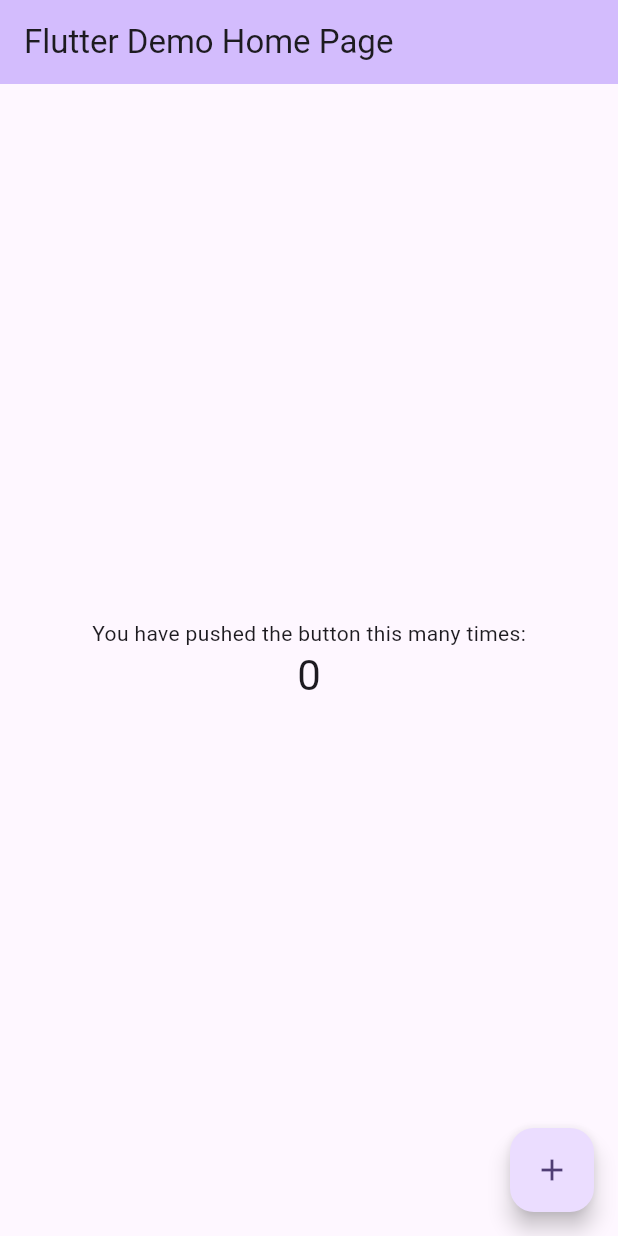
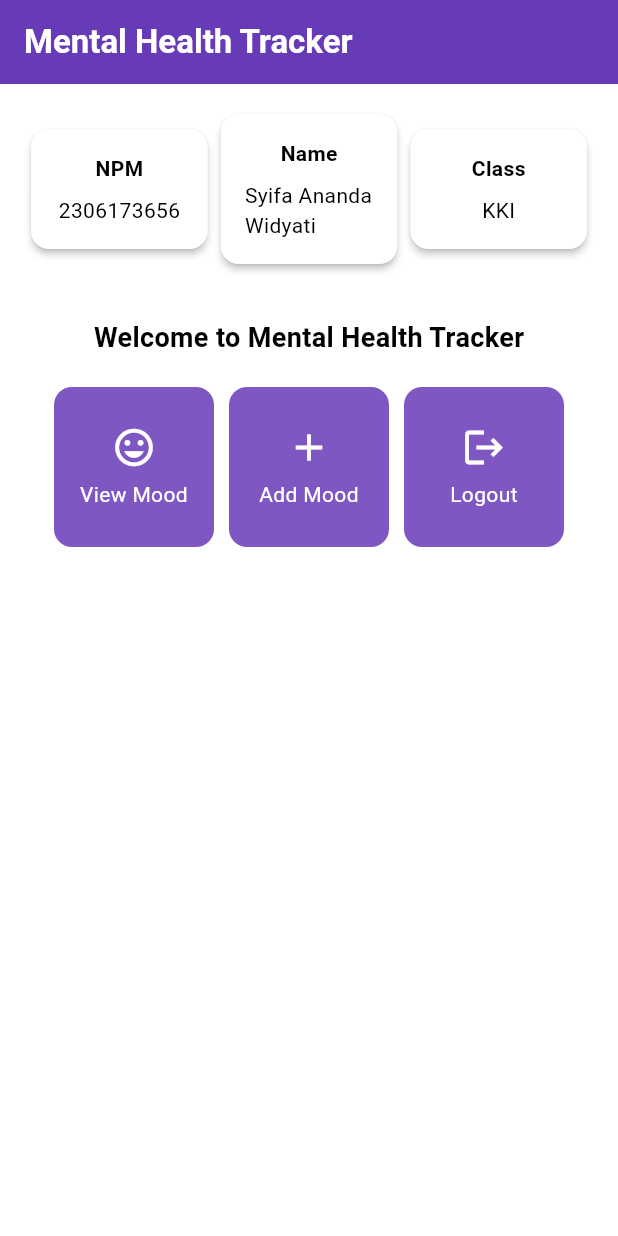
Before and after one commit to syifa-ananda/mental-health-tracker-mobile, a Flutter app: the screen it shows after launch, on a phone screen of 412 x 824 dp. Run offline on Flutter 3.47's test engine with Material 3 defaults, Android fonts, the phone set to English and light mode, and no system bars.

Commit message:
finished tutorial 6

```diff
--- a/lib/main.dart
+++ b/lib/main.dart
@@ -1,4 +1,5 @@
 import 'package:flutter/material.dart';
+import 'package:mental_health_tracker/menu.dart';
 
 void main() {
   runApp(const MyApp());
@@ -28,98 +29,11 @@ class MyApp extends StatelessWidget {
         //
         // This works for code too, not just values: Most code changes can be
         // tested with just a hot reload.
-        colorScheme: ColorScheme.fromSeed(seedColor: Colors.deepPurple),
-        useMaterial3: true,
+        colorScheme: ColorScheme.fromSwatch(
+              primarySwatch: Colors.deepPurple,
+        ).copyWith(secondary: Colors.deepPurple[400]),
       ),
-      home: const MyHomePage(title: 'Flutter Demo Home Page'),
+      home:  MyHomePage(),
     );
   }
 }
-
-class MyHomePage extends StatefulWidget {
-  const MyHomePage({super.key, required this.title});
-
-  // This widget is the home page of your application. It is stateful, meaning
-  // that it has a State object (defined below) that contains fields that affect
-  // how it looks.
-
-  // This class is the configuration for the state. It holds the values (in this
-  // case the title) provided by the parent (in this case the App widget) and
-  // used by the build method of the State. Fields in a Widget subclass are
-  // always marked "final".
-
-  final String title;
-
-  @override
-  State<MyHomePage> createState() => _MyHomePageState();
-}
-
-class _MyHomePageState extends State<MyHomePage> {
-  int _counter = 0;
-
-  void _incrementCounter() {
-    setState(() {
-      // This call to setState tells the Flutter framework that something has
-      // changed in this State, which causes it to rerun the build method below
-      // so that the display can reflect the updated values. If we changed
-      // _counter without calling setState(), then the build method would not be
-      // called again, and so nothing would appear to happen.
-      _counter++;
-    });
-  }
-
-  @override
-  Widget build(BuildContext context) {
-    // This method is rerun every time setState is called, for instance as done
-    // by the _incrementCounter method above.
-    //
-    // The Flutter framework has been optimized to make rerunning build methods
-    // fast, so that you can just rebuild anything that needs updating rather
-    // than having to individually change instances of widgets.
-    return Scaffold(
-      appBar: AppBar(
-        // TRY THIS: Try changing the color here to a specific color (to
-        // Colors.amber, perhaps?) and trigger a hot reload to see the AppBar
-        // change color while the other colors stay the same.
-        backgroundColor: Theme.of(context).colorScheme.inversePrimary,
-        // Here we take the value from the MyHomePage object that was created by
-        // the App.build method, and use it to set our appbar title.
-        title: Text(widget.title),
-      ),
-      body: Center(
-        // Center is a layout widget. It takes a single child and positions it
-        // in the middle of the parent.
-        child: Column(
-          // Column is also a layout widget. It takes a list of children and
-          // arranges them vertically. By default, it sizes itself to fit its
-          // children horizontally, and tries to be as tall as its parent.
-          //
-          // Column has various properties to control how it sizes itself and
-          // how it positions its children. Here we use mainAxisAlignment to
-          // center the children vertically; the main axis here is the vertical
-          // axis because Columns are vertical (the cross axis would be
-          // horizontal).
-          //
-          // TRY THIS: Invoke "debug painting" (choose the "Toggle Debug Paint"
-          // action in the IDE, or press "p" in the console), to see the
-          // wireframe for each widget.
-          mainAxisAlignment: MainAxisAlignment.center,
-          children: <Widget>[
-            const Text(
-              'You have pushed the button this many times:',
-            ),
-            Text(
-              '$_counter',
-              style: Theme.of(context).textTheme.headlineMedium,
-            ),
-          ],
-        ),
-      ),
-      floatingActionButton: FloatingActionButton(
-        onPressed: _incrementCounter,
-        tooltip: 'Increment',
-        child: const Icon(Icons.add),
-      ), // This trailing comma makes auto-formatting nicer for build methods.
-    );
-  }
-}
--- /dev/null
+++ b/lib/menu.dart
@@ -0,0 +1,187 @@
+import 'package:flutter/material.dart';
+
+class MyHomePage extends StatelessWidget {
+    final String npm = '2306173656'; // NPM
+    final String name = 'Syifa Ananda Widyati'; // Name
+    final String className = 'KKI'; // Class
+    final List<ItemHomepage> items = [
+         ItemHomepage("View Mood", Icons.mood),
+         ItemHomepage("Add Mood", Icons.add),
+         ItemHomepage("Logout", Icons.logout),
+     ];
+    MyHomePage({super.key});
+
+    @override
+    Widget build(BuildContext context) {
+      // Scaffold provides the basic structure of the page with the AppBar and body.
+      return Scaffold(
+        // AppBar is the top part of the page that displays the title.
+        appBar: AppBar(
+          // The title of the application "Mental Health Tracker" with white text and bold font.
+          title: const Text(
+            'Mental Health Tracker',
+            style: TextStyle(
+              color: Colors.white,
+              fontWeight: FontWeight.bold,
+            ),
+          ),
+          // The background color of the AppBar is obtained from the application theme color scheme.
+          backgroundColor: Theme.of(context).colorScheme.primary,
+        ),
+        // Body of the page with paddings around it.
+        body: Padding(
+          padding: const EdgeInsets.all(16.0),
+          // Place the widget vertically in a column.
+          child: Column(
+            crossAxisAlignment: CrossAxisAlignment.center,
+            children: [
+              // Row to display 3 InfoCard horizontally.
+              Row(
+                mainAxisAlignment: MainAxisAlignment.spaceEvenly,
+                children: [
+                  InfoCard(title: 'NPM', content: npm),
+                  InfoCard(title: 'Name', content: name),
+                  InfoCard(title: 'Class', content: className),
+                ],
+              ),
+
+              // Give a vertical space of 16 units.
+              const SizedBox(height: 16.0),
+
+              // Place the following widget in the center of the page.
+              Center(
+                child: Column(
+                  // Place the text and grid item vertically.
+
+                  children: [
+                    // Display the welcome message with bold font and size 18.
+                    const Padding(
+                      padding: EdgeInsets.only(top: 16.0),
+                      child: Text(
+                        'Welcome to Mental Health Tracker',
+                        style: TextStyle(
+                          fontWeight: FontWeight.bold,
+                          fontSize: 18.0,
+                        ),
+                      ),
+                    ),
+
+                    // Grid to display ItemCard in a 3 column grid.
+                    GridView.count(
+                      primary: true,
+                      padding: const EdgeInsets.all(20),
+                      crossAxisSpacing: 10,
+                      mainAxisSpacing: 10,
+                      crossAxisCount: 3,
+                      // To ensure that the grid fits its height.
+                      shrinkWrap: true,
+
+                      // Display ItemCard for each item in the items list.
+                      children: items.map((ItemHomepage item) {
+                        return ItemCard(item);
+                      }).toList(),
+                    ),
+                  ],
+                ),
+              ),
+            ],
+          ),
+        ),
+      );
+    }
+  }
+
+
+class InfoCard extends StatelessWidget {
+  // Card information that displays the title and content.
+
+  final String title;  // Card title.
+  final String content;  // Card content.
+
+  const InfoCard({super.key, required this.title, required this.content});
+
+  @override
+  Widget build(BuildContext context) {
+    return Card(
+      // Create a card box with a shadow.
+      elevation: 2.0,
+      child: Container(
+        // Set the size and spacing within the card.
+        width: MediaQuery.of(context).size.width / 3.5, // Adjust with the width of the device used.
+        padding: const EdgeInsets.all(16.0),
+        // Place the title and content vertically.
+        child: Column(
+          children: [
+            Text(
+              title,
+              style: const TextStyle(fontWeight: FontWeight.bold),
+            ),
+            const SizedBox(height: 8.0),
+            Text(content),
+          ],
+        ),
+      ),
+    );
+  }
+}
+
+class ItemHomepage {
+     final String name;
+     final IconData icon;
+
+     ItemHomepage(this.name, this.icon);
+ }
+
+class ItemCard extends StatelessWidget {
+  // Display the card with an icon and name.
+
+  final ItemHomepage item;
+
+  const ItemCard(this.item, {super.key});
+
+  @override
+  Widget build(BuildContext context) {
+    return Material(
+      // Specify the background color of the application theme.
+      color: Theme.of(context).colorScheme.secondary,
+      // Round the card border.
+      borderRadius: BorderRadius.circular(12),
+
+      child: InkWell(
+        // Action when the card is pressed.
+        onTap: () {
+          // Display the SnackBar message when the card is pressed.
+          ScaffoldMessenger.of(context)
+            ..hideCurrentSnackBar()
+            ..showSnackBar(
+              SnackBar(content: Text("You have pressed the ${item.name} button!"))
+            );
+        },
+        // Container to store the Icon and Text
+        child: Container(
+          padding: const EdgeInsets.all(8),
+          child: Center(
+            child: Column(
+              // Place the Icon and Text in the center of the card.
+              mainAxisAlignment: MainAxisAlignment.center,
+              children: [
+                Icon(
+                  item.icon,
+                  color: Colors.white,
+                  size: 30.0,
+                ),
+                const Padding(padding: EdgeInsets.all(3)),
+                Text(
+                  item.name,
+                  textAlign: TextAlign.center,
+                  style: const TextStyle(color: Colors.white),
+                ),
+              ],
+            ),
+          ),
+        ),
+      ),
+    );
+  }
+
+}
```
